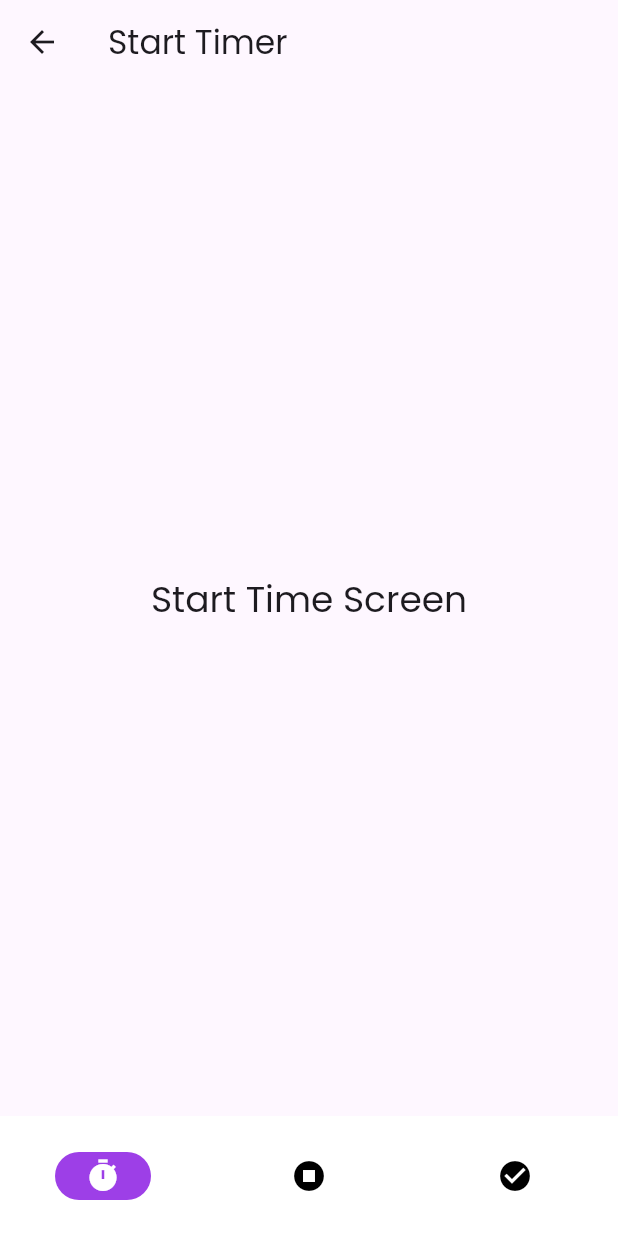
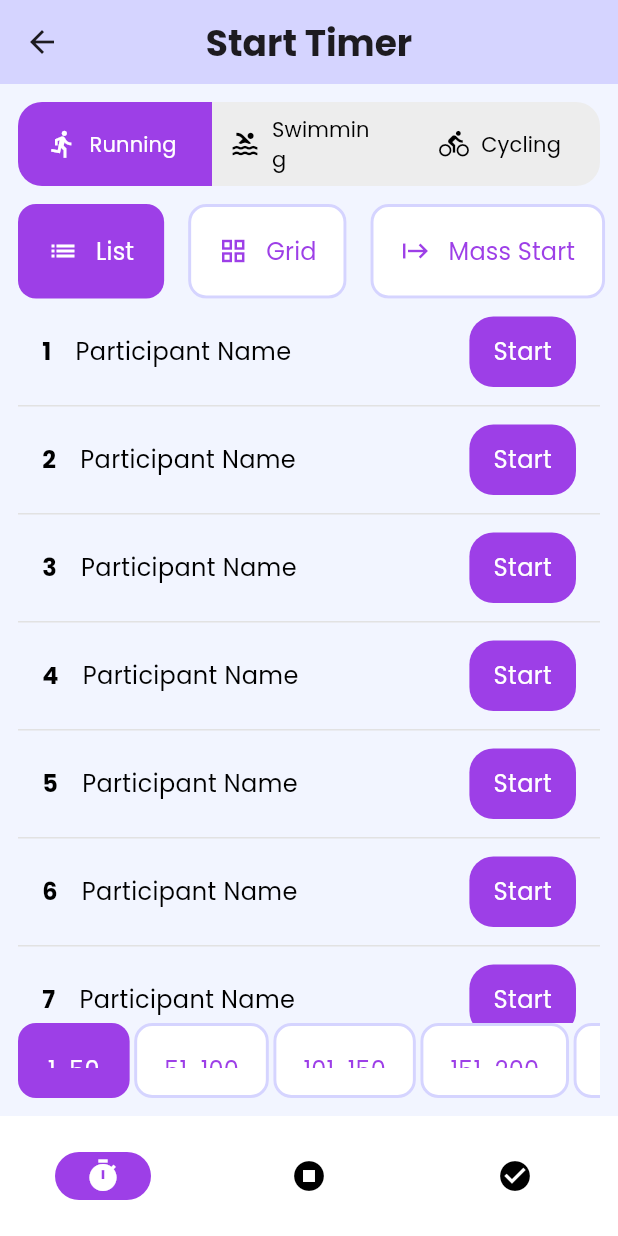
Before and after one commit to flutter-g6/race-tracker, a Flutter app: the StartTimeScreen screen opened by its route, on a phone screen of 412 x 824 dp. Run offline on Flutter 3.47's test engine with Material 3 defaults, Android fonts, the phone set to English and light mode, and no system bars; our stand-ins replace firebase_core, firebase_database; accounts and stored records are empty.

Commit message:
RT-33 Implement tracking screen

```diff
--- /dev/null
+++ b/lib/ui/provider/participants_tracking_provider.dart
@@ -0,0 +1,89 @@
+  import 'package:flutter/foundation.dart';
+
+  enum SportType { running, swimming, cycling }
+
+  enum DisplayMode { list, grid, massStart }
+
+  class ParticipantsTrackingProvider extends ChangeNotifier {
+    SportType _selectedSport = SportType.running;
+    DisplayMode _displayMode = DisplayMode.list;
+    ParticipantRange _selectedRange = ParticipantRange(range: [1, 49], index: 0);
+    final int totalParticipants = 250;
+    final Set<int> _trackingParticipants = {};
+
+    SportType get selectedSport => _selectedSport;
+    DisplayMode get displayMode => _displayMode;
+    ParticipantRange get selectedRange => _selectedRange;
+    Set<int> get trackingParticipants => _trackingParticipants;
+
+    List<ParticipantRange> get participantRanges {
+      List<ParticipantRange> ranges = [];
+      int start = 1;
+      int index = 0;
+
+      while (start <= totalParticipants) {
+        int end = start + 49;
+        if (end > totalParticipants) end = totalParticipants;
+        ranges.add(ParticipantRange(range: [start, end], index: index));
+        start = end + 1;
+        index++;
+      }
+
+      return ranges;
+    }
+
+    bool isTrackingParticipant(int participantNumber) {
+      return _trackingParticipants.contains(participantNumber);
+    }
+
+    void startTrackingParticipant(int participantNumber) {
+      _trackingParticipants.add(participantNumber);
+      notifyListeners();
+    }
+
+    void stopTrackingParticipant(int participantNumber) {
+      _trackingParticipants.remove(participantNumber);
+      notifyListeners();
+    }
+
+    void startTrackingRange(int start, int end) {
+      for (int i = start; i <= end; i++) {
+        _trackingParticipants.add(i);
+      }
+      notifyListeners();
+    }
+
+    void stopTrackingRange(int start, int end) {
+      for (int i = start; i <= end; i++) {
+        _trackingParticipants.remove(i);
+      }
+      notifyListeners();
+    }
+
+    void clearAllTracking() {
+      _trackingParticipants.clear();
+      notifyListeners();
+    }
+
+    void setSelectedSport(SportType sport) {
+      _selectedSport = sport;
+      notifyListeners();
+    }
+
+    void setDisplayMode(DisplayMode mode) {
+      _displayMode = mode;
+      notifyListeners();
+    }
+
+    void setParticipantRange(ParticipantRange range) {
+      _selectedRange = range;
+      notifyListeners();
+    }
+  }
+
+  class ParticipantRange {
+    final List<int> range;
+    final int index;
+
+    ParticipantRange({required this.range, required this.index});
+  }
--- /dev/null
+++ b/lib/ui/screens/tracker/participants_display.dart
@@ -0,0 +1,95 @@
+import 'package:flutter/material.dart';
+import 'package:provider/provider.dart';
+import 'package:race_tracker/ui/provider/participants_tracking_provider.dart';
+import 'package:race_tracker/ui/widgets/actions/rt_start_button_list_tile.dart';
+
+import '../../widgets/actions/rt_start_button_grid.dart';
+import '../../theme/theme.dart';
+import '../../widgets/display/rt_divider.dart';
+
+class ParticipantDisplay extends StatelessWidget {
+  const ParticipantDisplay({super.key});
+
+  @override
+  Widget build(BuildContext context) {
+    final provider = context.watch<ParticipantsTrackingProvider>();
+
+    return switch (provider.displayMode) {
+      DisplayMode.list => ListView.separated(
+        itemCount:
+            provider.selectedRange.range[1] -
+            provider.selectedRange.range[0] +
+            1,
+        separatorBuilder: (context, index) => const RTDivider(),
+        itemBuilder: (context, index) {
+          final participantNumber = provider.selectedRange.range[0] + index;
+          return Padding(
+            padding: const EdgeInsets.symmetric(
+              horizontal: RTSpacings.m,
+              vertical: RTSpacings.s,
+            ),
+            child: Row(
+              children: [
+                Text(
+                  participantNumber.toString(),
+                  style: RTTextStyles.body.copyWith(
+                    fontWeight: FontWeight.w600,
+                    color: RTColors.black,
+                  ),
+                ),
+                const SizedBox(width: RTSpacings.m),
+                Expanded(
+                  child: Text(
+                    'Participant Name',
+                    style: RTTextStyles.body.copyWith(color: RTColors.black),
+                  ),
+                ),
+                RtStartButtonListTile(bib: participantNumber.toString()),
+              ],
+            ),
+          );
+        },
+      ),
+      DisplayMode.grid => GridView.builder(
+        gridDelegate: const SliverGridDelegateWithFixedCrossAxisCount(
+          crossAxisCount: 5,
+          crossAxisSpacing: RTSpacings.m,
+          mainAxisSpacing: RTSpacings.m,
+        ),
+        itemCount:
+            provider.selectedRange.range[1] -
+            provider.selectedRange.range[0] +
+            1,
+        itemBuilder: (context, index) {
+          final participantNumber = provider.selectedRange.range[0] + index;
+          return Center(
+            child: RtStartButtonGrid(bib: participantNumber.toString()),
+          );
+        },
+      ),
+      DisplayMode.massStart => Center(
+        child: ElevatedButton.icon(
+          icon: Icon(Icons.play_arrow, color: RTColors.white),
+          label: Text(
+            'Start All Participants',
+            style: RTTextStyles.button.copyWith(color: RTColors.white),
+          ),
+          style: ElevatedButton.styleFrom(
+            backgroundColor: RTColors.primary,
+            padding: const EdgeInsets.symmetric(
+              horizontal: RTSpacings.l,
+              vertical: RTSpacings.m,
+            ),
+            shape: RoundedRectangleBorder(
+              borderRadius: BorderRadius.circular(RTSpacings.radius),
+            ),
+          ),
+          onPressed: () {
+            final range = provider.selectedRange;
+            print('Starting participants ${range.range[0]}-${range.range[1]}');
+          },
+        ),
+      ),
+    };
+  }
+}
--- a/lib/ui/screens/tracker/start_time_screen.dart
+++ b/lib/ui/screens/tracker/start_time_screen.dart
@@ -1,6 +1,12 @@
 import 'package:flutter/material.dart';
 
+import '../../theme/theme.dart';
+import '../../widgets/navigation/rt_top_bar.dart';
 import '../../widgets/navigation/rt_tracker_nav_bar.dart';
+import 'participants_display.dart';
+import 'widgets/display_mode_selector.dart';
+import 'widgets/participant_range_selector.dart';
+import 'widgets/sport_selector.dart';
 
 class StartTimeScreen extends StatelessWidget {
   const StartTimeScreen({super.key});
@@ -8,11 +14,18 @@ class StartTimeScreen extends StatelessWidget {
   @override
   Widget build(BuildContext context) {
     return Scaffold(
-      appBar: AppBar(title: const Text('Start Timer')),
-      body: Center(
-        child: Text(
-          'Start Time Screen',
-          style: Theme.of(context).textTheme.headlineSmall,
+      backgroundColor: RTColors.bgColor,
+      appBar: RTTopBar(title: 'Start Timer', centerTitle: true),
+      body: const Padding(
+        padding: EdgeInsets.all(RTSpacings.s),
+        child: Column(
+          children: [
+            SportSelector(),
+            SizedBox(height: RTSpacings.s),
+            DisplayModeSelector(),
+            Expanded(child: ParticipantDisplay()),
+            ParticipantRangeSelector(),
+          ],
         ),
       ),
       bottomNavigationBar: const RTTrackerNavBar(),
--- /dev/null
+++ b/lib/ui/screens/tracker/widgets/display_mode_selector.dart
@@ -0,0 +1,46 @@
+import 'package:flutter/material.dart';
+import 'package:provider/provider.dart';
+import 'package:race_tracker/ui/provider/participants_tracking_provider.dart';
+
+import '../../../theme/theme.dart';
+import '../../../widgets/actions/rt_button.dart';
+
+class DisplayModeSelector extends StatelessWidget {
+  const DisplayModeSelector({super.key});
+
+  @override
+  Widget build(BuildContext context) {
+    final provider = context.watch<ParticipantsTrackingProvider>();
+
+    return Row(
+      children: [
+        RTButton(
+          text: 'List',
+          icon: Icons.list,
+          type: provider.displayMode == DisplayMode.list
+              ? ButtonType.primary
+              : ButtonType.secondary,
+          onPressed: () => provider.setDisplayMode(DisplayMode.list),
+        ),
+        const SizedBox(width: RTSpacings.m),
+        RTButton(
+          text: 'Grid',
+          icon: Icons.grid_view,
+          type: provider.displayMode == DisplayMode.grid
+              ? ButtonType.primary
+              : ButtonType.secondary,
+          onPressed: () => provider.setDisplayMode(DisplayMode.grid),
+        ),
+        const SizedBox(width: RTSpacings.m),
+        RTButton(
+          text: 'Mass Start',
+          icon: Icons.start,
+          type: provider.displayMode == DisplayMode.massStart
+              ? ButtonType.primary
+              : ButtonType.secondary,
+          onPressed: () => provider.setDisplayMode(DisplayMode.massStart),
+        ),
+      ],
+    );
+  }
+}
--- /dev/null
+++ b/lib/ui/screens/tracker/widgets/participant_range_selector.dart
@@ -0,0 +1,34 @@
+import 'package:flutter/material.dart';
+import 'package:provider/provider.dart';
+import 'package:race_tracker/ui/provider/participants_tracking_provider.dart';
+
+import '../../../widgets/actions/rt_button.dart';
+
+class ParticipantRangeSelector extends StatelessWidget {
+  const ParticipantRangeSelector({super.key});
+
+  @override
+  Widget build(BuildContext context) {
+    final provider = context.watch<ParticipantsTrackingProvider>();
+
+    return SizedBox(
+      height: 50,
+      child: ListView.separated(
+        scrollDirection: Axis.horizontal,
+        itemCount: provider.participantRanges.length,
+        separatorBuilder: (context, index) => const SizedBox(width: 3),
+        itemBuilder: (context, index) {
+          final range = provider.participantRanges[index];
+          return RTButton(
+            text: '${range.range[0]}-${range.range[1]}',
+            type:
+                provider.selectedRange.index == range.index
+                    ? ButtonType.primary
+                    : ButtonType.secondary,
+            onPressed: () => provider.setParticipantRange(range),
+          );
+        },
+      ),
+    );
+  }
+}
--- /dev/null
+++ b/lib/ui/screens/tracker/widgets/segmented_control.dart
@@ -0,0 +1,94 @@
+// lib/widgets/segmented_control.dart
+import 'package:flutter/material.dart';
+import '../../../theme/theme.dart';
+import '../../../provider/participants_tracking_provider.dart';
+
+class RTSegmentedControl extends StatefulWidget {
+  final SportType selectedSport;
+  final ValueChanged<SportType> onSelectionChanged;
+
+  const RTSegmentedControl({
+    super.key,
+    required this.selectedSport,
+    required this.onSelectionChanged,
+  });
+
+  @override
+  State<RTSegmentedControl> createState() => _RTSegmentedControlState();
+}
+
+class _RTSegmentedControlState extends State<RTSegmentedControl> {
+  @override
+  Widget build(BuildContext context) {
+    return SizedBox(
+      width: double.infinity,
+      child: SegmentedButton<SportType>(
+        segments:
+            SportType.values.map((sport) {
+              return ButtonSegment<SportType>(
+                value: sport,
+                icon: _sportIcon(sport),
+                label: _sportLabel(sport),
+              );
+            }).toList(),
+        selected: {widget.selectedSport},
+        onSelectionChanged: (Set<SportType> newSelection) {
+          widget.onSelectionChanged(newSelection.first);
+        },
+        style: _segmentedButtonStyle(),
+        showSelectedIcon: false,
+      ),
+    );
+  }
+
+  Icon _sportIcon(SportType sport) {
+    switch (sport) {
+      case SportType.running:
+        return const Icon(Icons.directions_run, size: RTSizes.smallIcon);
+      case SportType.swimming:
+        return const Icon(Icons.pool, size: RTSizes.smallIcon);
+      case SportType.cycling:
+        return const Icon(Icons.directions_bike, size: RTSizes.smallIcon);
+    }
+  }
+
+  Text _sportLabel(SportType sport) {
+    return Text(
+      sport.toString().split('.').last[0].toUpperCase() +
+          sport.toString().split('.').last.substring(1),
+      style: RTTextStyles.button.copyWith(fontSize: 14),
+    );
+  }
+
+  ButtonStyle _segmentedButtonStyle() {
+    return ButtonStyle(
+      backgroundColor: WidgetStateProperty.resolveWith<Color>((
+        Set<WidgetState> states,
+      ) {
+        if (states.contains(WidgetState.selected)) {
+          return RTColors.primary;
+        }
+        return RTColors.backgroundAccent;
+      }),
+      foregroundColor: WidgetStateProperty.resolveWith<Color>((
+        Set<WidgetState> states,
+      ) {
+        if (states.contains(WidgetState.selected)) {
+          return RTColors.white;
+        }
+        return RTColors.black;
+      }),
+      shape: WidgetStateProperty.all<RoundedRectangleBorder>(
+        RoundedRectangleBorder(
+          borderRadius: BorderRadius.circular(RTSpacings.radius),
+        ),
+      ),
+      side: WidgetStateProperty.all<BorderSide>(BorderSide.none),
+      padding: WidgetStateProperty.all<EdgeInsetsGeometry>(
+        const EdgeInsets.symmetric(vertical: 20, horizontal: RTSpacings.m),
+      ),
+      minimumSize: WidgetStateProperty.all<Size>(const Size(80, 60)),
+      iconSize: WidgetStateProperty.all<double>(RTSizes.mediumIcon),
+    );
+  }
+}
--- /dev/null
+++ b/lib/ui/screens/tracker/widgets/sport_selector.dart
@@ -0,0 +1,20 @@
+import 'package:flutter/material.dart';
+import 'package:provider/provider.dart';
+import 'package:race_tracker/ui/provider/participants_tracking_provider.dart';
+
+import 'segmented_control.dart';
+
+class SportSelector extends StatelessWidget {
+  const SportSelector({super.key});
+
+  @override
+  Widget build(BuildContext context) {
+    final provider = context.watch<ParticipantsTrackingProvider>();
+    return RTSegmentedControl(
+      selectedSport: provider.selectedSport,
+      onSelectionChanged: (sport) {
+        provider.setSelectedSport(sport);
+      },
+    );
+  }
+}
--- a/lib/ui/theme/theme.dart
+++ b/lib/ui/theme/theme.dart
@@ -13,7 +13,7 @@ class RTColors {
   static Color black = Colors.black;
 
   static Color error = const Color(0xFFEE3B2B);
-  static Color success =const Color(0xFF82DD55);
+  static Color success = const Color(0xFF82DD55);
   static Color warning = const Color(0xFFFAC752);
 
   static Color get backGroundColor {
@@ -29,7 +29,7 @@ class RTTextStyles {
   // Define text styles here
   static TextStyle heading = TextStyle(
     fontSize: 24,
-    fontWeight: FontWeight.w500,
+    fontWeight: FontWeight.w800,
   );
 
   static TextStyle subHeading = TextStyle(
--- /dev/null
+++ b/lib/ui/widgets/actions/rt_start_button_list_tile.dart
@@ -0,0 +1,71 @@
+import 'package:flutter/material.dart';
+import 'package:provider/provider.dart';
+
+import '../../provider/time_tracking_provider.dart';
+import '../../theme/theme.dart';
+
+class RtStartButtonListTile extends StatelessWidget {
+  final String bib;
+
+  const RtStartButtonListTile({super.key, required this.bib});
+
+  @override
+  Widget build(BuildContext context) {
+    final raceTracker = context.watch<RaceManagerProvider>();
+    final isTracking = raceTracker.isTracking;
+    final elapsed = raceTracker.elapsed;
+
+    // Format the elapsed time into a string
+    String formatTime(Duration duration) {
+      return "${duration.inMinutes.toString().padLeft(2, '0')}:${(duration.inSeconds % 60).toString().padLeft(2, '0')}.${(duration.inMilliseconds % 1000 ~/ 10).toString().padLeft(2, '0')}";
+    }
+
+    // Handle the "Start" button tap
+    void handleStart() {
+      if (!isTracking && elapsed == Duration.zero) {
+        raceTracker.start();
+      }
+    }
+
+    // Handle reset functionality
+    void handleReset() {
+      raceTracker.reset();
+    }
+
+    return GestureDetector(
+      onTap: isTracking ? null : handleStart,
+      child: Container(
+        padding: const EdgeInsets.symmetric(vertical: RTSpacings.s, horizontal: RTSpacings.m),
+        decoration: BoxDecoration(
+          color:
+              elapsed == Duration.zero ? RTColors.primary : RTColors.secondary,
+          borderRadius: BorderRadius.circular(RTSpacings.radius),
+        ),
+        child: Row(
+          mainAxisSize: MainAxisSize.min,
+          mainAxisAlignment: MainAxisAlignment.center,
+          children: [
+            if (elapsed != Duration.zero) ...[
+              Text(
+                formatTime(elapsed),
+                style: RTTextStyles.body.copyWith(color: RTColors.black),
+              ),
+              const SizedBox(width: 8),
+              Icon(Icons.check, color: RTColors.success),
+              const SizedBox(width: 8),
+              GestureDetector(
+                onTap: handleReset,
+                child: Icon(Icons.refresh, color: RTColors.primary),
+              ),
+            ] else ...[
+              Text(
+                "Start",
+                style: RTTextStyles.body.copyWith(color: RTColors.white),
+              ),
+            ],
+          ],
+        ),
+      ),
+    );
+  }
+}
--- a/lib/ui/widgets/inputs/rt_form.dart
+++ b/lib/ui/widgets/inputs/rt_form.dart
@@ -88,6 +88,7 @@ class _RTFormState extends State<RTForm> {
   Widget build(BuildContext context) {
     return Scaffold(
       appBar: RTTopBar(title: widget.title),
+      backgroundColor: RTColors.backGroundColor,
       body: Padding(
         padding: const EdgeInsets.all(RTSpacings.s),
         child: Form(
```
Also changed, not shown: lib/provider_scope.dart (+6 -2 lines), lib/ui/widgets/actions/rt_participant_button.dart (deleted, +0 -83 lines), lib/ui/widgets/actions/rt_start_button_grid.dart (added, +66 -0 lines).
